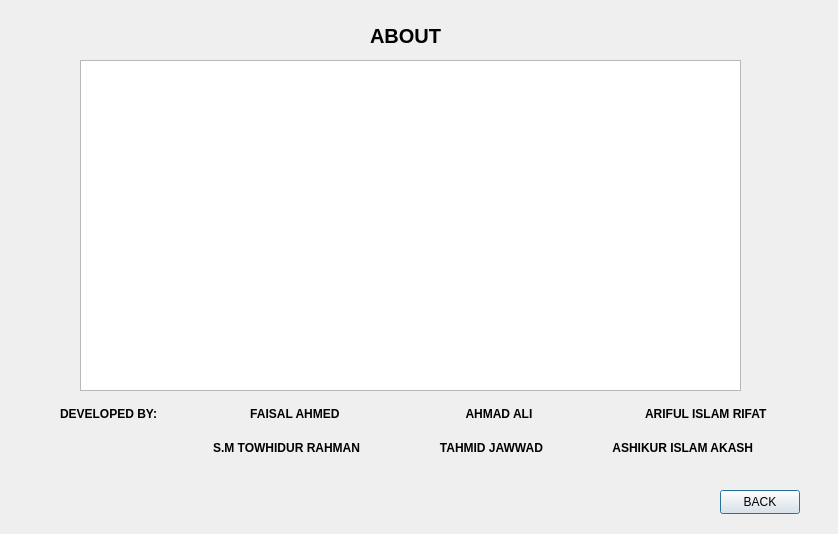
faisal-ahmed-dev/HOME-RENTAL-MANAGEMENT, file about.ui: the form before one commit.
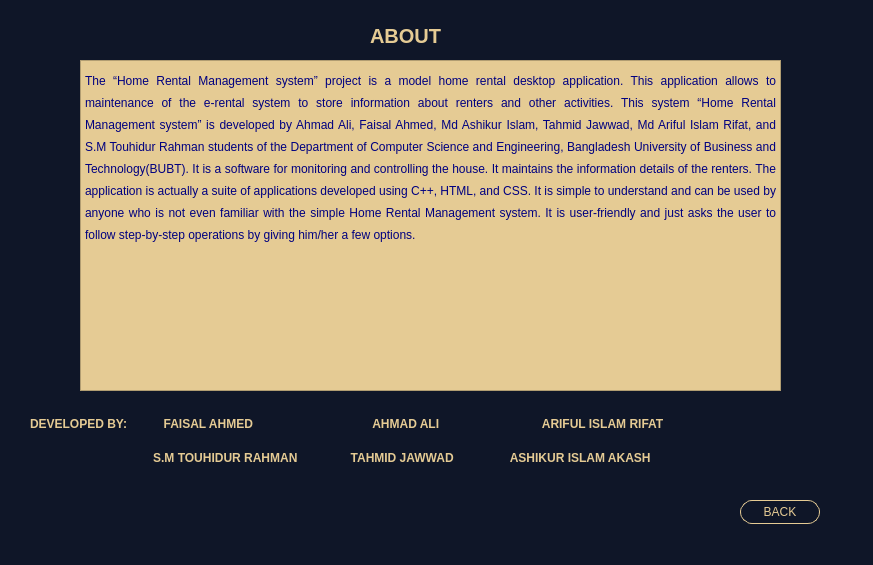
The form after the commit.

The edit to the form file:
```diff
--- a/about.ui
+++ b/about.ui
@@ -6,19 +6,23 @@
    <rect>
     <x>0</x>
     <y>0</y>
-    <width>838</width>
-    <height>534</height>
+    <width>873</width>
+    <height>565</height>
    </rect>
   </property>
   <property name="windowTitle">
    <string>Dialog</string>
   </property>
+  <property name="styleSheet">
+   <string notr="true">background-color: rgb(15, 22, 40);
+</string>
+  </property>
   <widget class="QLabel" name="label">
    <property name="geometry">
     <rect>
      <x>370</x>
      <y>20</y>
-     <width>81</width>
+     <width>91</width>
      <height>31</height>
     </rect>
    </property>
@@ -28,6 +32,10 @@
      <bold>true</bold>
     </font>
    </property>
+   <property name="styleSheet">
+    <string notr="true">color: rgb(229, 203, 148);
+</string>
+   </property>
    <property name="text">
     <string>ABOUT</string>
    </property>
@@ -37,33 +45,71 @@
     <rect>
      <x>80</x>
      <y>60</y>
-     <width>661</width>
+     <width>701</width>
      <height>331</height>
     </rect>
    </property>
+   <property name="styleSheet">
+    <string notr="true">
+background-color: #E5CB94;
+</string>
+   </property>
    <property name="readOnly">
     <bool>true</bool>
    </property>
+   <property name="html">
+    <string>&lt;!DOCTYPE HTML PUBLIC &quot;-//W3C//DTD HTML 4.0//EN&quot; &quot;http://www.w3.org/TR/REC-html40/strict.dtd&quot;&gt;
+&lt;html&gt;&lt;head&gt;&lt;meta name=&quot;qrichtext&quot; content=&quot;1&quot; /&gt;&lt;meta charset=&quot;utf-8&quot; /&gt;&lt;style type=&quot;text/css&quot;&gt;
+p, li { white-space: pre-wrap; }
+hr { height: 1px; border-width: 0; }
+&lt;/style&gt;&lt;/head&gt;&lt;body style=&quot; font-family:'Segoe UI'; font-size:9pt; font-weight:400; font-style:normal;&quot;&gt;
+&lt;p align=&quot;justify&quot; style=&quot; margin-top:12px; margin-bottom:12px; margin-left:0px; margin-right:0px; -qt-block-indent:0; text-indent:0px;&quot;&gt;&lt;span style=&quot; font-size:14pt; color:#00007f; vertical-align:sub;&quot;&gt;The “Home Rental Management system” project is a model home rental desktop application. This application allows to maintenance of the e-rental system to store information about renters and other activities. This system “Home Rental Management system” is developed by Ahmad Ali, Faisal Ahmed, Md Ashikur Islam, Tahmid Jawwad, Md Ariful Islam Rifat, and S.M Touhidur Rahman students of the Department of Computer Science and Engineering, Bangladesh University of Business and Technology(BUBT). It is a software for monitoring and controlling the house. It maintains the information details of the renters. The application is actually a suite of applications developed using C++, HTML, and CSS. It is simple to understand and can be used by anyone who is not even familiar with the simple Home Rental Management system. It is user-friendly and just asks the user to follow step-by-step operations by giving him/her a few options. &lt;/span&gt;&lt;/p&gt;&lt;/body&gt;&lt;/html&gt;</string>
+   </property>
   </widget>
   <widget class="QPushButton" name="pushButton_BACK">
    <property name="geometry">
     <rect>
-     <x>720</x>
-     <y>490</y>
+     <x>740</x>
+     <y>500</y>
      <width>80</width>
      <height>24</height>
     </rect>
    </property>
+   <property name="styleSheet">
+    <string notr="true">#pushButton_BACK
+{
+	border:none;
+	background:#0F1628;
+	color:#E5CB94;
+	border-radius:16px;
+	border: 1px solid yellow ;
+border-color: #E5CB94;
+  border-radius: 12px;
+  padding: 3px;
+}
+
+#pushButton_BACK:hover
+{
+	border:none;
+	background:floral white;
+	color:#0F1628;
+	border-radius:16px;
+	border: 2px solid blue ;
+border-color: #0F1628;
+  border-radius: 12px;
+  padding: 1px;
+}</string>
+   </property>
    <property name="text">
     <string>BACK</string>
    </property>
   </widget>
-  <widget class="QWidget" name="">
+  <widget class="QWidget" name="layoutWidget">
    <property name="geometry">
     <rect>
-     <x>60</x>
-     <y>400</y>
-     <width>724</width>
+     <x>30</x>
+     <y>410</y>
+     <width>841</width>
      <height>61</height>
     </rect>
    </property>
@@ -75,8 +121,12 @@
         <bold>true</bold>
        </font>
       </property>
+      <property name="styleSheet">
+       <string notr="true">color: rgb(229, 203, 148);
+</string>
+      </property>
       <property name="text">
-       <string>DEVELOPED BY:                            FAISAL AHMED                                      AHMAD ALI                                  ARIFUL ISLAM RIFAT    </string>
+       <string>DEVELOPED BY:           FAISAL AHMED                                    AHMAD ALI                               ARIFUL ISLAM RIFAT    </string>
       </property>
      </widget>
     </item>
@@ -87,8 +137,12 @@
         <bold>true</bold>
        </font>
       </property>
+      <property name="styleSheet">
+       <string notr="true">color: rgb(229, 203, 148);
+</string>
+      </property>
       <property name="text">
-       <string>                                              S.M TOWHIDUR RAHMAN                        TAHMID JAWWAD                     ASHIKUR ISLAM AKASH</string>
+       <string>                                     S.M TOUHIDUR RAHMAN                TAHMID JAWWAD                 ASHIKUR ISLAM AKASH</string>
       </property>
      </widget>
     </item>
```
